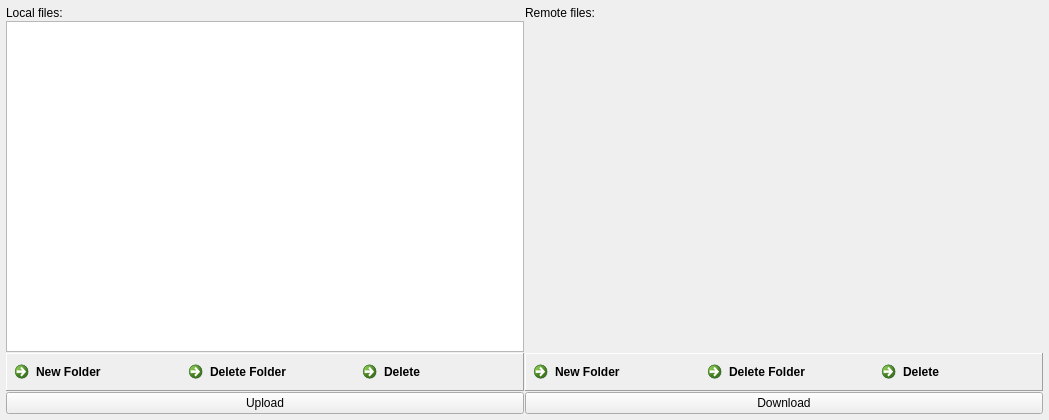
Qt form cwe_guiWidgets/cwe_file_manager.ui (NHERI-SimCenter/CWE-Simulation-Tool) before a commit.
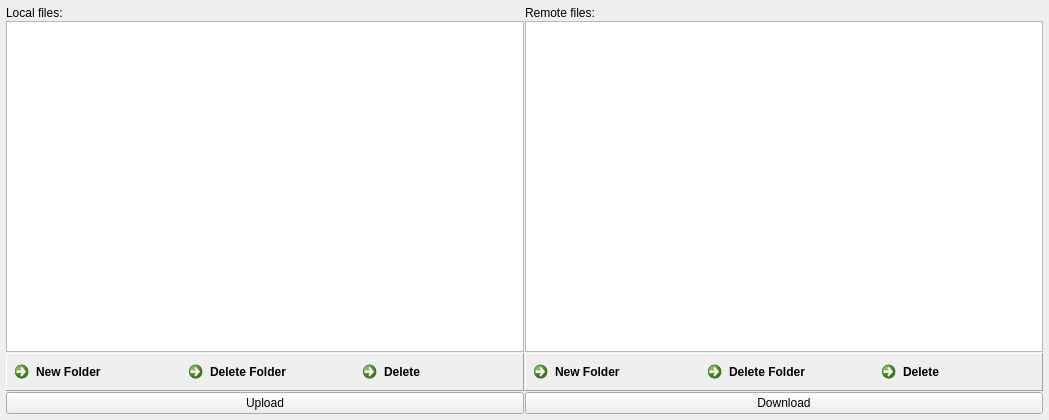
The same form after that commit. Icons and pictures are not drawn. Custom widgets are drawn as their Qt base class.

Commit message: Reorganized files to spearate remote actions and display of remote actions

Patch:
```diff
--- a/cwe_guiWidgets/cwe_file_manager.ui
+++ b/cwe_guiWidgets/cwe_file_manager.ui
@@ -65,7 +65,7 @@
     <number>1</number>
    </property>
    <item row="1" column="1">
-    <widget class="RemoteFileTree" name="remoteTreeView" native="true">
+    <widget class="RemoteFileTree" name="remoteTreeView">
      <property name="sizePolicy">
       <sizepolicy hsizetype="Expanding" vsizetype="Expanding">
        <horstretch>0</horstretch>
@@ -317,8 +317,8 @@
  <customwidgets>
   <customwidget>
    <class>RemoteFileTree</class>
-   <extends>QWidget</extends>
-   <header>../AgaveExplorer/remoteFileOps/remotefiletree.h</header>
+   <extends>QTreeView</extends>
+   <header>../AgaveExplorer/remoteModelViews/remotefiletree.h</header>
    <container>1</container>
   </customwidget>
  </customwidgets>
```
The commit also changes 5 other files.
